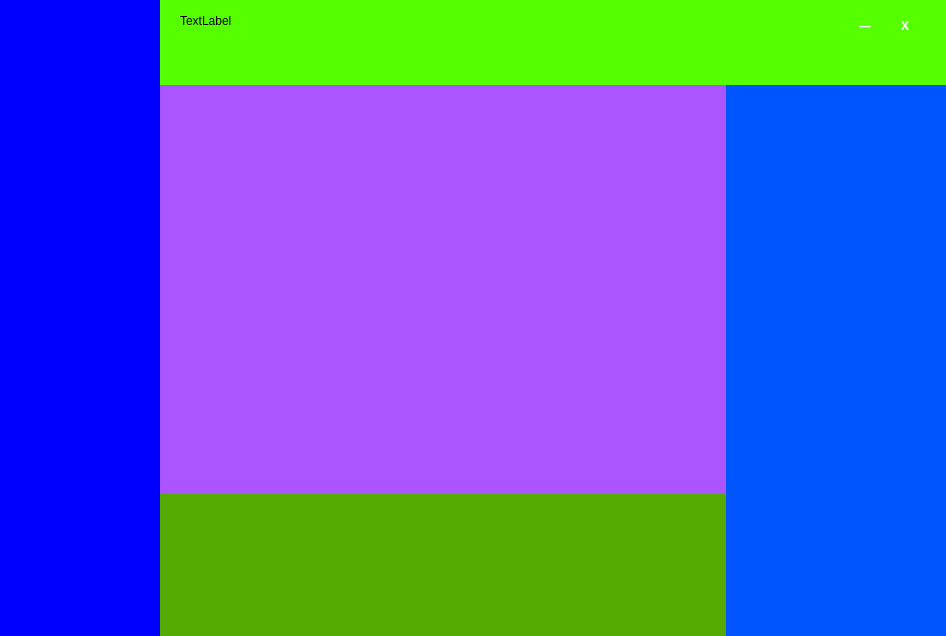
The window that singlechat.ui (supermanc88/WeiTalk) describes before a commit, drawn with Qt 5.
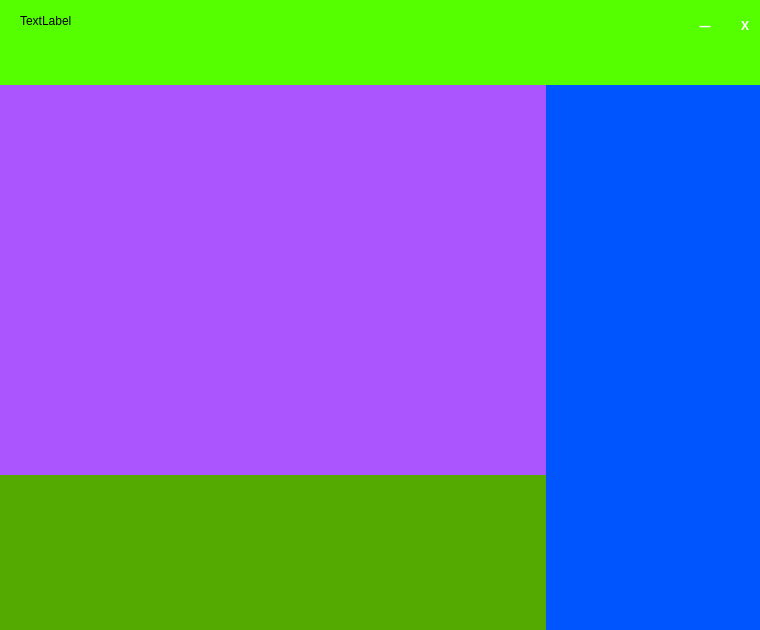
The same window after the commit. Custom widgets are drawn as their Qt base class.

Commit message: 重新统一了单聊群聊的布局

```diff
--- a/singlechat.ui
+++ b/singlechat.ui
@@ -6,54 +6,22 @@
    <rect>
     <x>0</x>
     <y>0</y>
-    <width>946</width>
-    <height>636</height>
+    <width>760</width>
+    <height>630</height>
    </rect>
   </property>
   <property name="windowTitle">
    <string>Form</string>
   </property>
-  <layout class="QHBoxLayout" name="horizontalLayout_3">
-   <property name="spacing">
-    <number>0</number>
+  <widget class="QWidget" name="">
+   <property name="geometry">
+    <rect>
+     <x>0</x>
+     <y>0</y>
+     <width>766</width>
+     <height>642</height>
+    </rect>
    </property>
-   <property name="leftMargin">
-    <number>0</number>
-   </property>
-   <property name="topMargin">
-    <number>0</number>
-   </property>
-   <property name="rightMargin">
-    <number>0</number>
-   </property>
-   <property name="bottomMargin">
-    <number>0</number>
-   </property>
-   <item>
-    <layout class="QHBoxLayout" name="horizontalLayout_2">
-     <property name="spacing">
-      <number>0</number>
-     </property>
-     <item>
-      <widget class="QWidget" name="widget_5" native="true">
-       <property name="minimumSize">
-        <size>
-         <width>160</width>
-         <height>610</height>
-        </size>
-       </property>
-       <property name="maximumSize">
-        <size>
-         <width>160</width>
-         <height>16777215</height>
-        </size>
-       </property>
-       <property name="styleSheet">
-        <string notr="true">background-color: rgb(0, 0, 255);</string>
-       </property>
-      </widget>
-     </item>
-     <item>
       <layout class="QVBoxLayout" name="verticalLayout_2">
        <property name="spacing">
         <number>0</number>
@@ -170,7 +138,7 @@
           <number>0</number>
          </property>
          <item>
-          <layout class="QVBoxLayout" name="verticalLayout" stretch="390,135">
+       <layout class="QVBoxLayout" name="verticalLayout">
            <property name="spacing">
             <number>0</number>
            </property>
@@ -192,7 +160,7 @@
              <property name="minimumSize">
               <size>
                <width>540</width>
-               <height>135</height>
+            <height>155</height>
               </size>
              </property>
              <property name="styleSheet">
@@ -213,7 +181,7 @@
            <property name="minimumSize">
             <size>
              <width>220</width>
-             <height>525</height>
+          <height>545</height>
             </size>
            </property>
            <property name="maximumSize">
@@ -230,10 +198,7 @@
         </layout>
        </item>
       </layout>
-     </item>
-    </layout>
-   </item>
-  </layout>
+  </widget>
  </widget>
  <customwidgets>
   <customwidget>
```
Left out of the diff: 3 changed lines with no effect on the pictures. Lines whose indentation alone changed are shown as unchanged. The commit also changes 4 other files.
